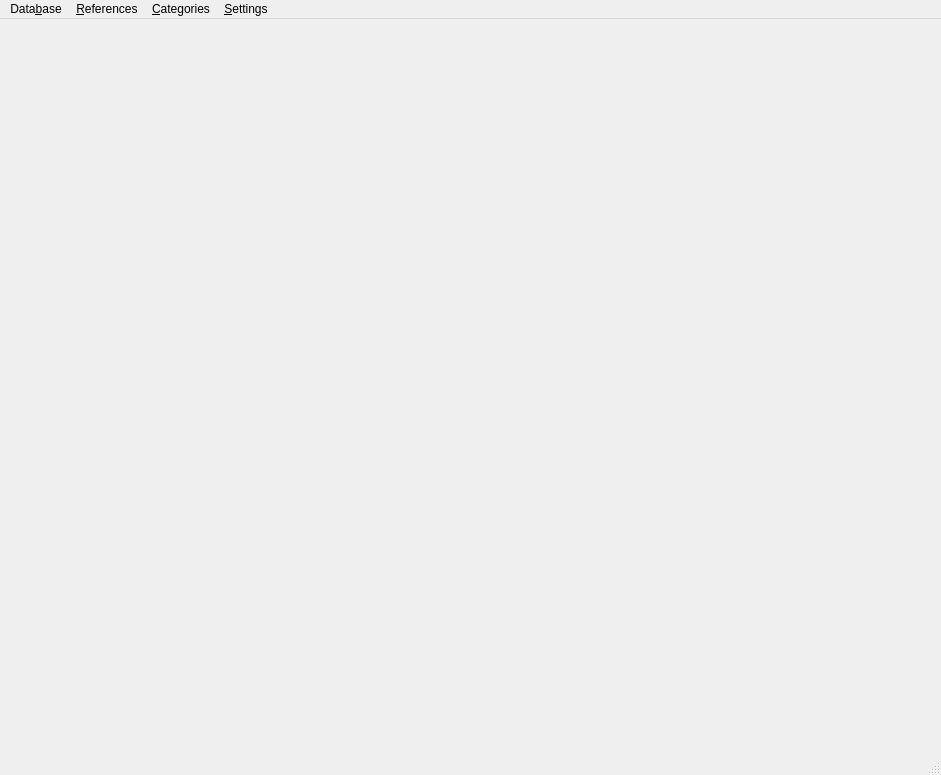
This is gis_patrol_client/app/operator_app/patrol_main_window.ui in YuriyRusinov/gis_patrol_rubin as Qt 5 draws it before an edit. The edited form follows.
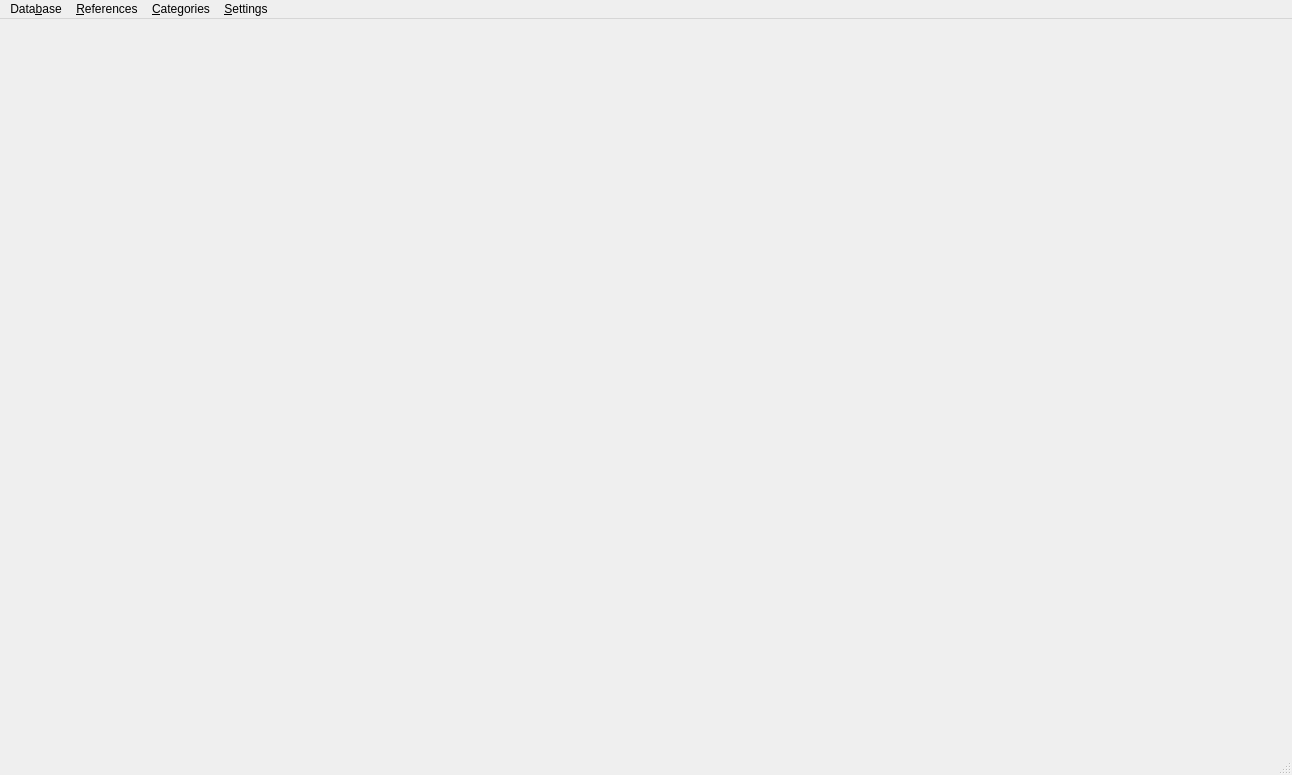
This is the edited form.

Commit message: Table name by default was corrected. Mainwindow size was inreased.

Patch:
```diff
--- a/gis_patrol_client/app/operator_app/patrol_main_window.ui
+++ b/gis_patrol_client/app/operator_app/patrol_main_window.ui
@@ -6,7 +6,7 @@
    <rect>
     <x>0</x>
     <y>0</y>
-    <width>941</width>
+    <width>1292</width>
     <height>775</height>
    </rect>
   </property>
@@ -19,8 +19,8 @@
     <rect>
      <x>0</x>
      <y>0</y>
-     <width>941</width>
-     <height>30</height>
+     <width>1292</width>
+     <height>27</height>
     </rect>
    </property>
    <widget class="QMenu" name="menu_Db">
```
